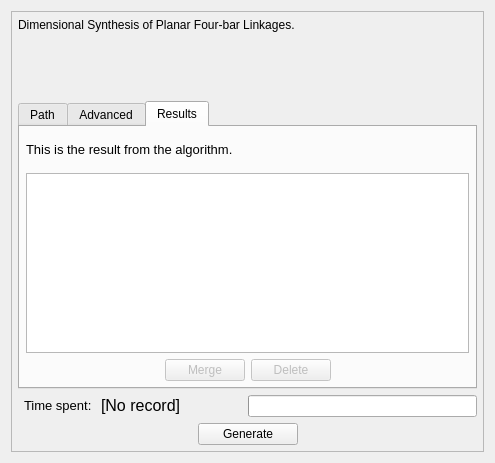
Qt form core/panel/run_Path_Solving.ui (KmolYuan/Pyslvs-UI) before a commit.
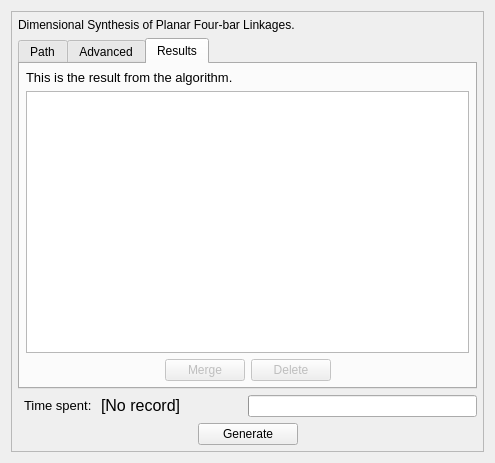
The same form after that commit. The open tabs and pages were chosen to show the change.

What changed in the file:
```diff
--- a/core/panel/run_Path_Solving.ui
+++ b/core/panel/run_Path_Solving.ui
@@ -24,8 +24,8 @@
        <rect>
         <x>0</x>
         <y>0</y>
-        <width>475</width>
-        <height>443</height>
+        <width>471</width>
+        <height>439</height>
        </rect>
       </property>
       <layout class="QVBoxLayout" name="verticalLayout_6">
@@ -57,19 +57,6 @@
          </property>
         </widget>
        </item>
-       <item>
-        <spacer name="verticalSpacer">
-         <property name="orientation">
-          <enum>Qt::Vertical</enum>
-         </property>
-         <property name="sizeHint" stdset="0">
-          <size>
-           <width>20</width>
-           <height>1</height>
-          </size>
-         </property>
-        </spacer>
-       </item>
        <item>
         <widget class="QTabWidget" name="Tabs">
          <property name="currentIndex">
@@ -600,25 +587,19 @@
            </property>
            <item>
             <widget class="QLabel" name="label_2">
-             <property name="text">
-              <string>&lt;html&gt;&lt;head/&gt;&lt;body&gt;&lt;p&gt;&lt;span style=&quot; font-size:10pt;&quot;&gt;This is the result from the algorithm.&lt;/span&gt;&lt;/p&gt;&lt;/body&gt;&lt;/html&gt;</string>
-             </property>
-            </widget>
-           </item>
-           <item>
-            <widget class="QListWidget" name="Result_list">
              <property name="sizePolicy">
-              <sizepolicy hsizetype="Preferred" vsizetype="Expanding">
+              <sizepolicy hsizetype="Preferred" vsizetype="Fixed">
                <horstretch>0</horstretch>
                <verstretch>0</verstretch>
               </sizepolicy>
              </property>
-             <property name="maximumSize">
-              <size>
-               <width>16777215</width>
-               <height>180</height>
-              </size>
+             <property name="text">
+              <string>&lt;html&gt;&lt;head/&gt;&lt;body&gt;&lt;p&gt;&lt;span style=&quot; font-size:10pt;&quot;&gt;This is the result from the algorithm.&lt;/span&gt;&lt;/p&gt;&lt;/body&gt;&lt;/html&gt;</string>
              </property>
+            </widget>
+           </item>
+           <item>
+            <widget class="QListWidget" name="Result_list">
              <property name="verticalScrollBarPolicy">
               <enum>Qt::ScrollBarAsNeeded</enum>
              </property>
```
Left out of the diff: 12 changed lines with no effect on the pictures.
